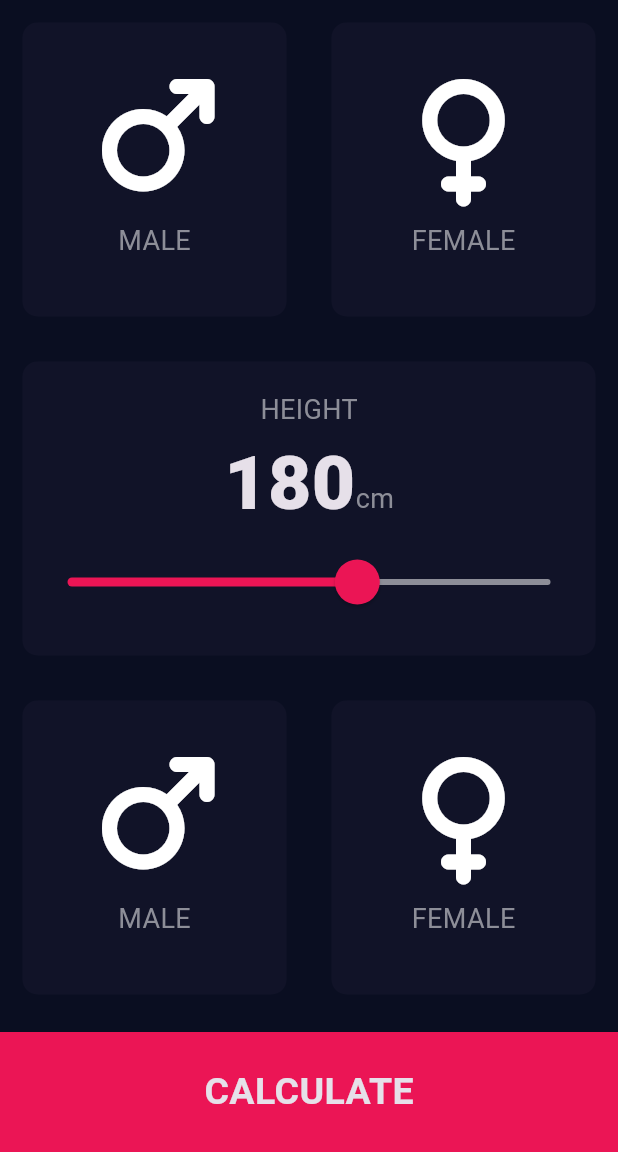
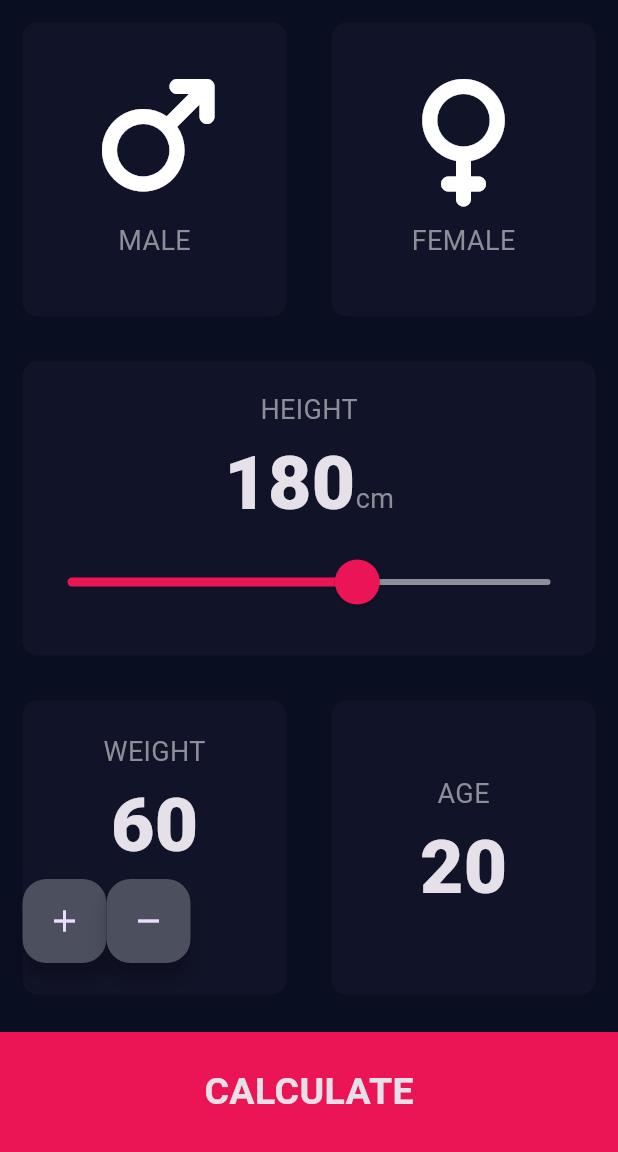
Before and after one commit to GalaxyIgor/Complete-Flutter-App-Development-Bootcamp-with-Dart, a Flutter app: the screen it shows after launch, on a phone screen of 412 x 824 dp, the part 84-1236 px from its top. Run offline on Flutter 3.47's test engine with Material 3 defaults, Android fonts, the phone set to English and light mode, and no system bars; our stand-ins replace audioplayers, font_awesome_flutter, google_fonts, rflutter_alert.

Commit message:
feat: my button

```diff
--- a/bmi_calculator/lib/input_page.dart
+++ b/bmi_calculator/lib/input_page.dart
@@ -22,6 +22,8 @@
   Gender? selectedGender;
 
   int height = 180;
+  int weight = 60;
+  int age = 20;
 
 
   @override
@@ -121,7 +123,41 @@
                 Expanded(
                   child: ReusableCard(
                     colour: kcustomInactiveColor,
-                    cardChild: ButtonIcon(icon: FontAwesomeIcons.mars, text: "MALE"),
+                    cardChild: Column(
+                      mainAxisAlignment: MainAxisAlignment.center,
+                      children: [
+                        Text(
+                          'WEIGHT',
+                          style: klabelTextStyle,
+                        ),
+                        Text(
+                          weight.toString(),
+                          style: kNumberTextStyle,
+                        ),
+                        Row(
+                          children: [
+                            FloatingActionButton(
+                              onPressed: () {
+                                setState(() {
+                                  weight++;
+                                });
+                              },
+                              backgroundColor: Color(0xFF4C4F5E),
+                              child: Icon(Icons.add),
+                            ),
+                            FloatingActionButton(
+                              onPressed: () {
+                                setState(() {
+                                  weight--;
+                                });
+                              },
+                              backgroundColor: Color(0xFF4C4F5E),
+                              child: Icon(Icons.remove),
+                            ),
+                          ],
+                        )
+                      ],
+                    ),
                   ),
                 ),
 
@@ -129,7 +165,19 @@
                 Expanded(
                   child: ReusableCard(
                     colour: kcustomInactiveColor,
-                    cardChild: ButtonIcon(icon: FontAwesomeIcons.venus, text: "FEMALE"),
+                    cardChild: Column(
+                      mainAxisAlignment: MainAxisAlignment.center,
+                      children: [
+                        Text(
+                          'AGE',
+                          style: klabelTextStyle,
+                        ),
+                        Text(
+                          age.toString(),
+                          style: kNumberTextStyle,
+                        )
+                      ],
+                    ),
                   ),
                 ),
 
@@ -156,3 +204,17 @@
     );
   }
 }
+
+class RoundIconButton extends StatelessWidget {
+  const RoundIconButton({super.key});
+
+  @override
+  Widget build(BuildContext context) {
+    return RawMaterialButton(
+      onPressed: () {},
+      elevation: 6.0,
+      shape: CircleBorder(),
+      fillColor: Color(0xFF4C4F5E),
+    );
+  }
+}
```
